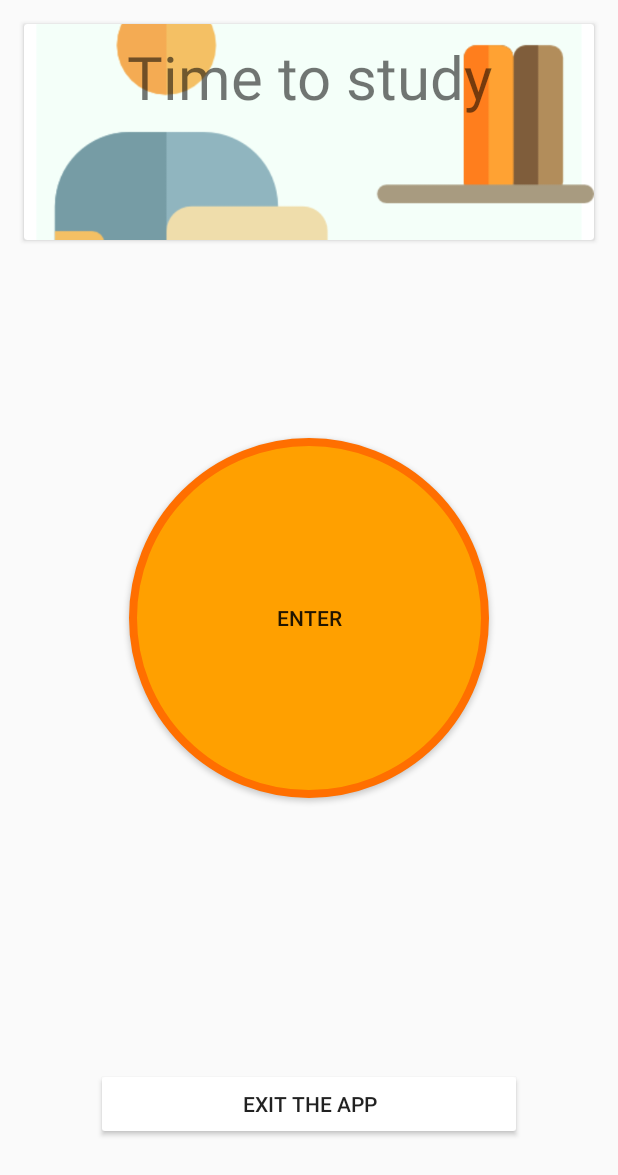
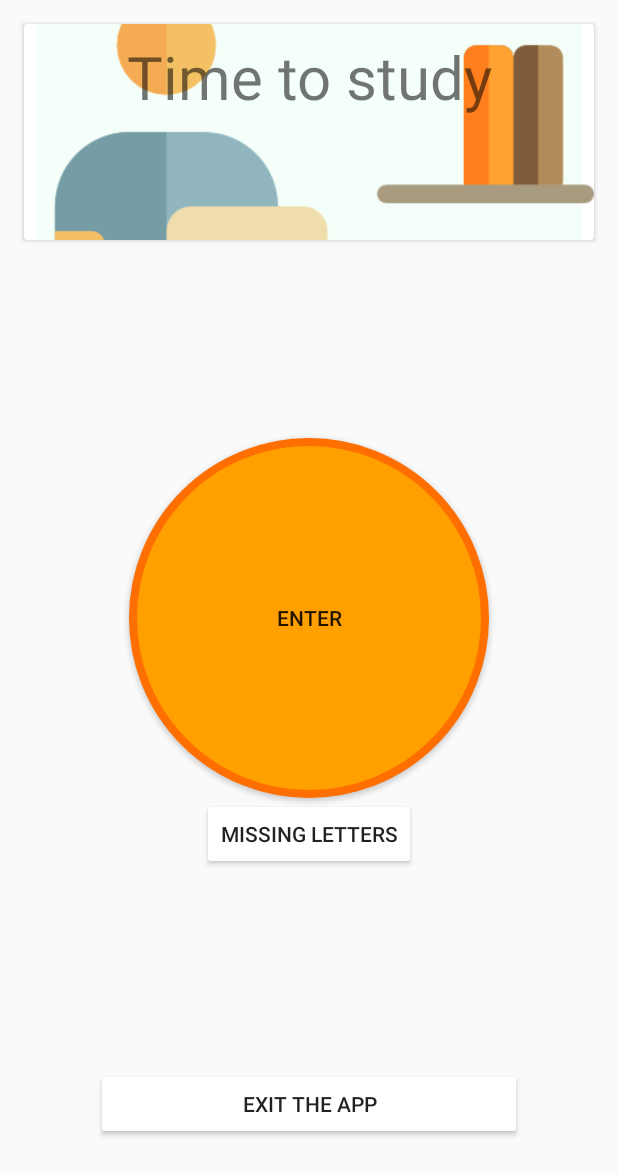
Before and after one commit to praye/LoveWords, an Android app: the AlarmingActivity screen opened directly, with no data from a screen before it, on a phone screen of 412 x 824 dp. Shown: the top 1175 px of the screen. Run offline under Robolectric (Android 15) with nearby library versions, the phone set to English and light mode, and no system bars; 1 statement that could not run was skipped.

Commit message:
create missing letters

```diff
--- a/app/src/main/AndroidManifest.xml
+++ b/app/src/main/AndroidManifest.xml
@@ -146,7 +146,8 @@
         <activity
             android:name=".WordDetail"
             android:label="@string/title_activity_word_detail"
-            android:theme="@style/Theme.DesignDemo"></activity>
+            android:theme="@style/Theme.DesignDemo" />
+        <activity android:name=".MissingLetterActivity"></activity>
     </application>
 
 </manifest>
--- a/app/src/main/java/tedking/lovewords/AlarmingActivity.java
+++ b/app/src/main/java/tedking/lovewords/AlarmingActivity.java
@@ -19,7 +19,7 @@ public class AlarmingActivity extends Activity {
     private Vibrator vibrator;
     private Handler handler = new Handler();
     private SharedPreferences preferences;
-    private Button exit, todo;
+    private Button exit, todo, missingLetter;
     long [] pattern = {1000,1000};
 
     @Override
@@ -34,6 +34,7 @@ public class AlarmingActivity extends Activity {
         vibrator = (Vibrator) getSystemService(VIBRATOR_SERVICE);
         exit = findViewById(R.id.exit);
         todo = findViewById(R.id.todo);
+        missingLetter = findViewById(R.id.missingLetter);
         preferences = getSharedPreferences(StringConstant.SHAREDPREFERENCENAME, Context.MODE_PRIVATE);
         handler.postDelayed(new Runnable() {
             @Override
@@ -56,6 +57,15 @@ public class AlarmingActivity extends Activity {
             public void onClick(View view) {
                 mediaPlayer.stop();
                 vibrator.cancel();
+                finish();
+            }
+        });
+        missingLetter.setOnClickListener(new View.OnClickListener() {
+            @Override
+            public void onClick(View view) {
+                mediaPlayer.stop();
+                vibrator.cancel();
+                startActivity(new Intent(AlarmingActivity.this,MissingLetterActivity.class));
                 finish();
             }
         });
--- a/app/src/main/res/layout/activity_alarming.xml
+++ b/app/src/main/res/layout/activity_alarming.xml
@@ -1,6 +1,5 @@
 <?xml version="1.0" encoding="utf-8"?>
 <RelativeLayout xmlns:android="http://schemas.android.com/apk/res/android"
-    xmlns:app="http://schemas.android.com/apk/res-auto"
     android:layout_width="match_parent"
     android:layout_height="match_parent"
     android:orientation="vertical">
@@ -38,6 +37,15 @@
         android:text="Enter" />
 
     <Button
+        android:theme="@style/MyButton"
+        android:layout_centerHorizontal="true"
+        android:layout_below="@+id/todo"
+        android:text="Missing Letters"
+        android:id="@+id/missingLetter"
+        android:layout_width="wrap_content"
+        android:layout_height="wrap_content" />
+
+    <Button
         android:id="@+id/exit"
         android:layout_width="wrap_content"
         android:layout_height="48dp"
```
Also changed, not shown: app/src/main/java/tedking/lovewords/GameFragment.java (+8 -1 lines), app/src/main/java/tedking/lovewords/MissingLetterActivity.java (added, +38 -0 lines), app/src/main/res/layout/activity_missing_letter.xml (added, +32 -0 lines).
